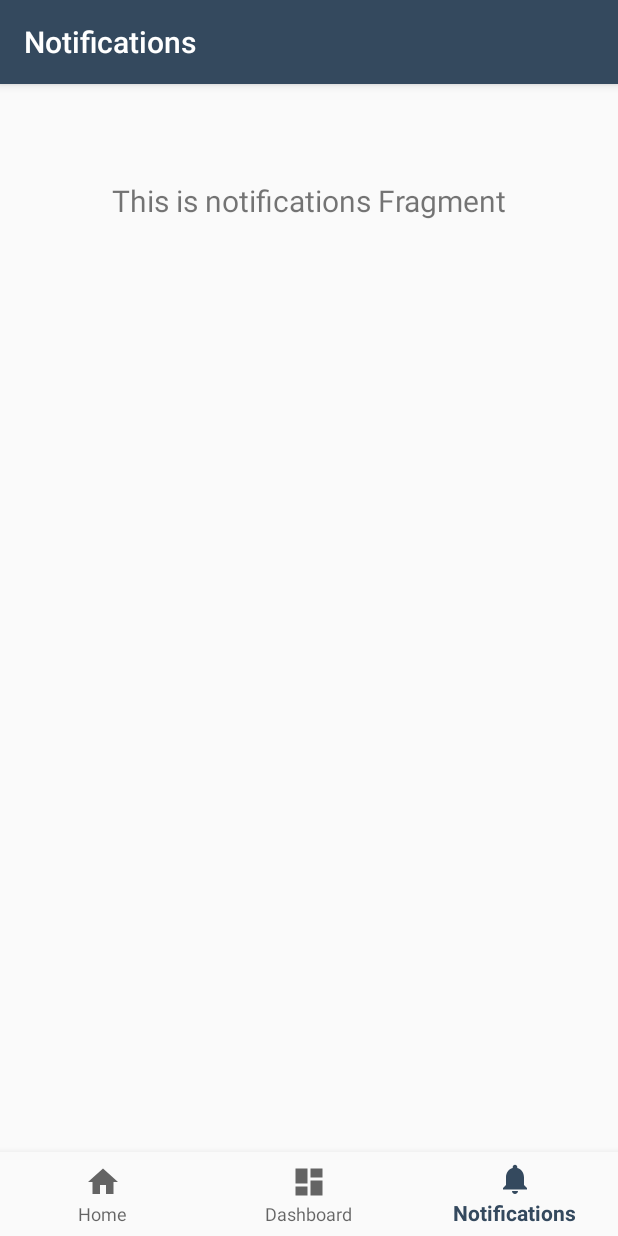
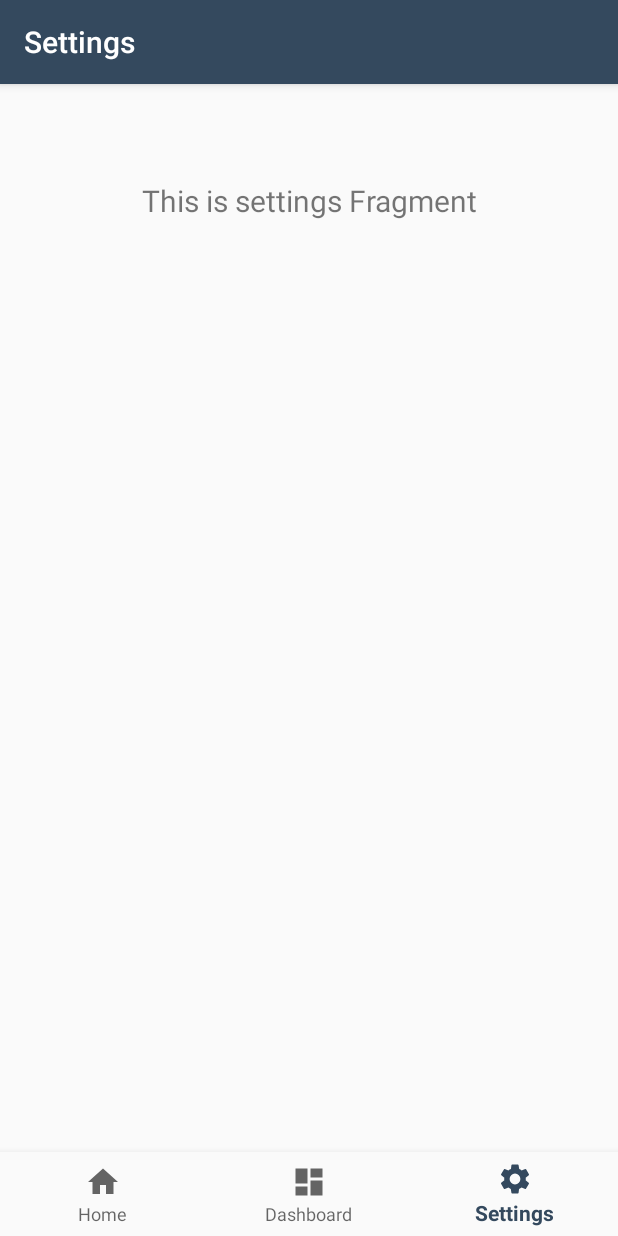
Before and after one commit to HaniehNikjoo/Memento, an Android app: the SettingsFragment screen opened through its navigation route, on a phone screen of 412 x 824 dp. Run offline under Robolectric (Android 15) with nearby library versions, the phone set to English and light mode, and no system bars; our stand-ins replace navigation-ui.

Commit message:
Added ic_settings_black_24dp and updated bottom_nav_menu with change this picture

```diff
--- a/app/src/main/java/com/example/myapplication/di/ViewModelModule.kt
+++ b/app/src/main/java/com/example/myapplication/di/ViewModelModule.kt
@@ -2,7 +2,7 @@ package com.example.myapplication.di
 
 import com.example.myapplication.ui.dashboard.DashboardViewModel
 import com.example.myapplication.ui.home.HomeViewModel
-import com.example.myapplication.ui.notifications.NotificationsViewModel
+import com.example.myapplication.ui.settings.SettingsViewModel
 import com.example.myapplication.ui.splash.SplashViewModel
 import org.koin.android.viewmodel.dsl.viewModel
 import org.koin.dsl.module
@@ -10,6 +10,6 @@ import org.koin.dsl.module
 val viewModelModule = module {
         viewModel { DashboardViewModel() }
         viewModel { HomeViewModel() }
-        viewModel { NotificationsViewModel() }
+        viewModel { SettingsViewModel() }
         viewModel { SplashViewModel() }
 }
--- a/app/src/main/java/com/example/myapplication/ui/notifications/NotificationsFragment.kt
+++ b/app/src/main/java/com/example/myapplication/ui/settings/SettingsFragment.kt
@@ -1,4 +1,4 @@
-package com.example.myapplication.ui.notifications
+package com.example.myapplication.ui.settings
 
 import android.os.Bundle
 import android.view.LayoutInflater
@@ -7,14 +7,12 @@ import android.view.ViewGroup
 import android.widget.TextView
 import androidx.fragment.app.Fragment
 import androidx.lifecycle.Observer
-import androidx.lifecycle.ViewModelProviders
 import com.example.myapplication.R
-import com.example.myapplication.ui.home.HomeViewModel
 import org.koin.android.viewmodel.ext.android.viewModel
 
-class NotificationsFragment : Fragment() {
+class SettingsFragment : Fragment() {
 
-    val notificationsViewModel : NotificationsViewModel by viewModel()
+    val settingsViewModel : SettingsViewModel by viewModel()
 
     override fun onCreateView(
         inflater: LayoutInflater,
@@ -23,7 +21,7 @@ class NotificationsFragment : Fragment() {
     ): View? {
         val root = inflater.inflate(R.layout.fragment_notifications, container, false)
         val textView: TextView = root.findViewById(R.id.text_notifications)
-        notificationsViewModel.text.observe(this, Observer {
+        settingsViewModel.text.observe(this, Observer {
             textView.text = it
         })
         return root
--- a/app/src/main/java/com/example/myapplication/ui/notifications/NotificationsViewModel.kt
+++ b/app/src/main/java/com/example/myapplication/ui/settings/SettingsViewModel.kt
@@ -1,13 +1,13 @@
-package com.example.myapplication.ui.notifications
+package com.example.myapplication.ui.settings
 
 import androidx.lifecycle.LiveData
 import androidx.lifecycle.MutableLiveData
 import androidx.lifecycle.ViewModel
 
-class NotificationsViewModel : ViewModel() {
+class SettingsViewModel : ViewModel() {
 
     private val _text = MutableLiveData<String>().apply {
-        value = "This is notifications Fragment"
+        value = "This is settings Fragment"
     }
     val text: LiveData<String> = _text
 }
--- a/app/src/main/java/com/example/myapplication/ui/splash/SplashActivity.kt
+++ b/app/src/main/java/com/example/myapplication/ui/splash/SplashActivity.kt
@@ -8,8 +8,10 @@ import androidx.lifecycle.Observer
 import com.example.myapplication.MainActivity
 import com.example.myapplication.R
 import com.example.myapplication.ui.base.BaseActivity
+import org.koin.android.viewmodel.ext.android.viewModel
 
 class SplashActivity : BaseActivity() {
+
     private val viewModel: SplashViewModel by viewModel()
 
     override fun onCreate(savedInstanceState: Bundle?) {
--- /dev/null
+++ b/app/src/main/res/drawable/ic_settings_black_24dp.xml
@@ -0,0 +1,9 @@
+<vector xmlns:android="http://schemas.android.com/apk/res/android"
+        android:width="24dp"
+        android:height="24dp"
+        android:viewportWidth="24"
+        android:viewportHeight="24">
+    <path
+        android:fillColor="#FF000000"
+        android:pathData="M19.1,12.9a2.8,2.8 0,0 0,0.1 -0.9,2.8 2.8,0 0,0 -0.1,-0.9l2.1,-1.6a0.7,0.7 0,0 0,0.1 -0.6L19.4,5.5a0.7,0.7 0,0 0,-0.6 -0.2l-2.4,1a6.5,6.5 0,0 0,-1.6 -0.9l-0.4,-2.6a0.5,0.5 0,0 0,-0.5 -0.4H10.1a0.5,0.5 0,0 0,-0.5 0.4L9.3,5.4a5.6,5.6 0,0 0,-1.7 0.9l-2.4,-1a0.4,0.4 0,0 0,-0.5 0.2l-2,3.4c-0.1,0.2 0,0.4 0.2,0.6l2,1.6a2.8,2.8 0,0 0,-0.1 0.9,2.8 2.8,0 0,0 0.1,0.9L2.8,14.5a0.7,0.7 0,0 0,-0.1 0.6l1.9,3.4a0.7,0.7 0,0 0,0.6 0.2l2.4,-1a6.5,6.5 0,0 0,1.6 0.9l0.4,2.6a0.5,0.5 0,0 0,0.5 0.4h3.8a0.5,0.5 0,0 0,0.5 -0.4l0.3,-2.6a5.6,5.6 0,0 0,1.7 -0.9l2.4,1a0.4,0.4 0,0 0,0.5 -0.2l2,-3.4c0.1,-0.2 0,-0.4 -0.2,-0.6ZM12,15.6A3.6,3.6 0,1 1,15.6 12,3.6 3.6,0 0,1 12,15.6Z"/>
+</vector>
--- a/app/src/main/res/menu/bottom_nav_menu.xml
+++ b/app/src/main/res/menu/bottom_nav_menu.xml
@@ -13,7 +13,7 @@
 
     <item
         android:id="@+id/navigation_notifications"
-        android:icon="@drawable/ic_notifications_black_24dp"
+        android:icon="@drawable/ic_settings_black_24dp"
         android:title="@string/title_notifications" />
 
 </menu>
--- a/app/src/main/res/navigation/mobile_navigation.xml
+++ b/app/src/main/res/navigation/mobile_navigation.xml
@@ -19,7 +19,7 @@
 
     <fragment
         android:id="@+id/navigation_notifications"
-        android:name="com.example.myapplication.ui.notifications.NotificationsFragment"
+        android:name="com.example.myapplication.ui.settings.SettingsFragment"
         android:label="@string/title_notifications"
         tools:layout="@layout/fragment_notifications" />
 </navigation>
--- a/app/src/main/res/values/strings.xml
+++ b/app/src/main/res/values/strings.xml
@@ -2,5 +2,5 @@
     <string name="app_name">My Application</string>
     <string name="title_home">Home</string>
     <string name="title_dashboard">Dashboard</string>
-    <string name="title_notifications">Notifications</string>
+    <string name="title_notifications">Settings</string>
 </resources>
```
